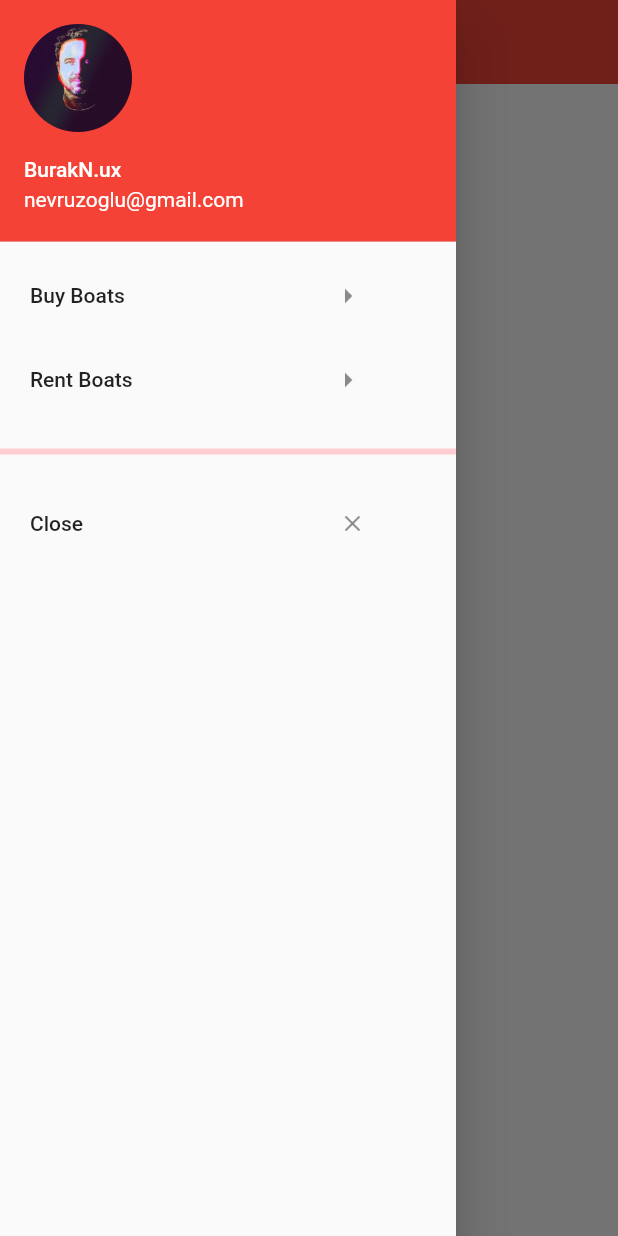
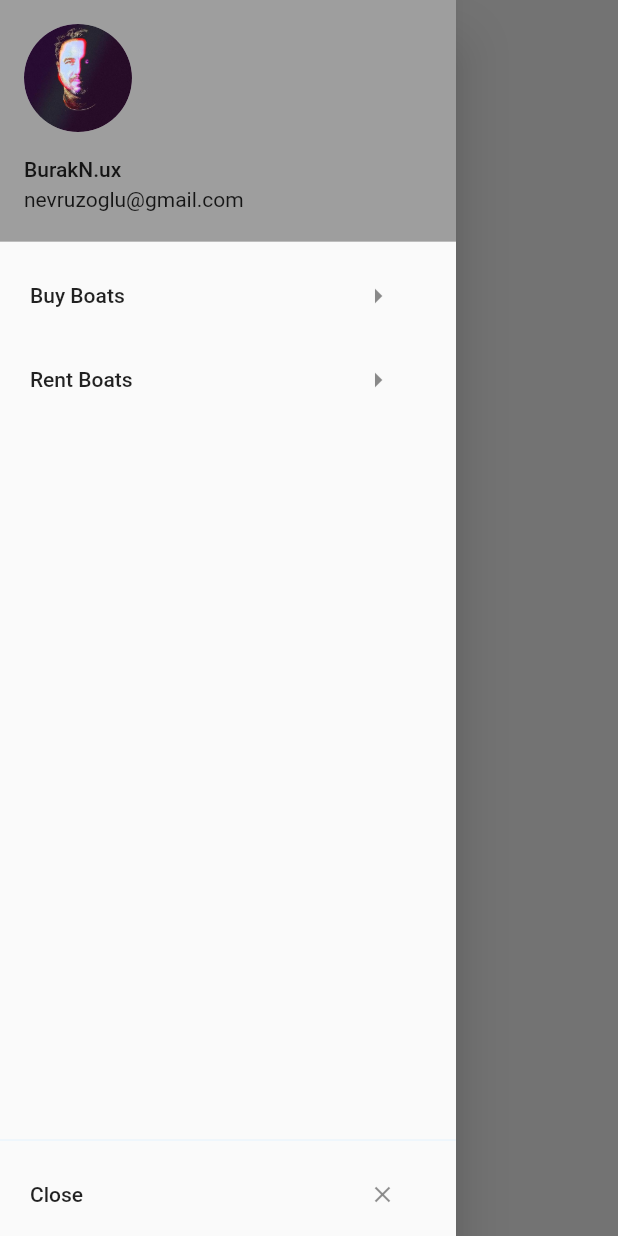
Before and after one commit to nevruzoglu/DrawerNavigate, a Flutter app: the screen it shows after launch, with the side drawer open, on a phone screen of 412 x 824 dp. Run offline on Flutter 3.47's test engine with Material 2 defaults, Android fonts, the phone set to English and light mode, and no system bars.

```diff
--- a/lib/main.dart
+++ b/lib/main.dart
@@ -9,18 +9,30 @@ class MyApp extends StatelessWidget {
     return MaterialApp(
       title: 'Material App',
       theme: ThemeData(
-          primarySwatch: Colors.red,
+          primarySwatch: Colors.grey,
           primaryColor: TargetPlatform.android != null
-              ? Colors.red
-              : Colors.grey.shade50),
-      home: Scaffold(
+              ? Colors.grey.shade50
+              : Colors.grey.shade100),
+      home: HomePage(),
+    );
+  }
+}
+
+class HomePage extends StatelessWidget {
+  @override
+  Widget build(BuildContext context) {
+    return Scaffold(
       appBar: AppBar(
         title: Text('Material App Bar'),
         elevation: 0,
       ),
-        drawer: Builder(
-          builder: (context) => Drawer(
+      drawer: Drawer(
         //! pop çalışsın diye, context tanımlamak için Builder classı ile wrapladım
+        child: Container(
+          color: Colors.grey.shade50,
+          child: Column(
+            children: <Widget>[
+              Expanded(
                 child: ListView(
                   children: <Widget>[
                     UserAccountsDrawerHeader(
@@ -32,7 +44,7 @@ class MyApp extends StatelessWidget {
                     ListTile(
                         title: Text('Buy Boats'),
                         trailing: Icon(Icons.arrow_right),
-                    contentPadding: EdgeInsets.fromLTRB(20, 0, 60, 0),
+                        contentPadding: EdgeInsets.fromLTRB(20, 0, 40, 0),
                         onTap: () {
                           Navigator.of(context).pop();
                           Navigator.of(context).push(MaterialPageRoute(
@@ -42,35 +54,36 @@ class MyApp extends StatelessWidget {
                     ListTile(
                         title: Text('Rent Boats'),
                         trailing: Icon(Icons.arrow_right),
-                    contentPadding: EdgeInsets.fromLTRB(20, 0, 60, 0),
+                        contentPadding: EdgeInsets.fromLTRB(20, 0, 40, 0),
                         onTap: () {
                           Navigator.of(context).pop();
                           Navigator.of(context).push(MaterialPageRoute(
                               builder: (BuildContext context) =>
                                   NewPage("Rent Boats")));
                         }),
+                  ],
+                ),
+              ),
+              Column(
+                children: <Widget>[
                   Divider(
-                  height: 40,
-                  thickness: 4,
-                  color: Colors.red.shade100,
+                    color: Colors.blue.shade50,
                   ),
-                ListTile(
+                  SafeArea(
+                    child: ListTile(
                         title: Text('Close'),
                         trailing: Icon(
                           Icons.close,
                           size: 18,
                         ),
-                    contentPadding: EdgeInsets.fromLTRB(20, 0, 60, 0),
+                        contentPadding: EdgeInsets.fromLTRB(20, 0, 40, 0),
                         onTap: () {
                           Navigator.pop(context);
                         }),
+                  ),
                 ],
-            ),
-          ),
-        ),
-        body: Center(
-          child: Container(
-            child: Text('Hello World'),
+              )
+            ],
           ),
         ),
       ),
```
Lines whose indentation alone changed are shown as unchanged.
